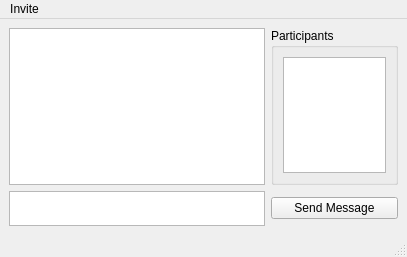
The window that src/qt/ui/user_personal_message.ui (maidsafe-archive/MaidSafe-Encrypt) describes before a commit, drawn with Qt 5.
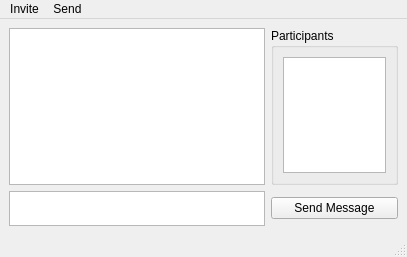
The same window after the commit.

The edit to the form file:
```diff
--- a/src/qt/ui/user_personal_message.ui
+++ b/src/qt/ui/user_personal_message.ui
@@ -131,7 +131,14 @@
     </property>
     <addaction name="actionInvite"/>
    </widget>
+   <widget class="QMenu" name="actionSendFile">
+    <property name="title">
+     <string>Send</string>
+    </property>
+    <addaction name="actionSend_File"/>
+   </widget>
    <addaction name="menuTest"/>
+   <addaction name="actionSendFile"/>
   </widget>
   <widget class="QStatusBar" name="statusbar"/>
   <action name="actionInvite">
```
Left out of the diff: 5 changed lines with no effect on the pictures.
